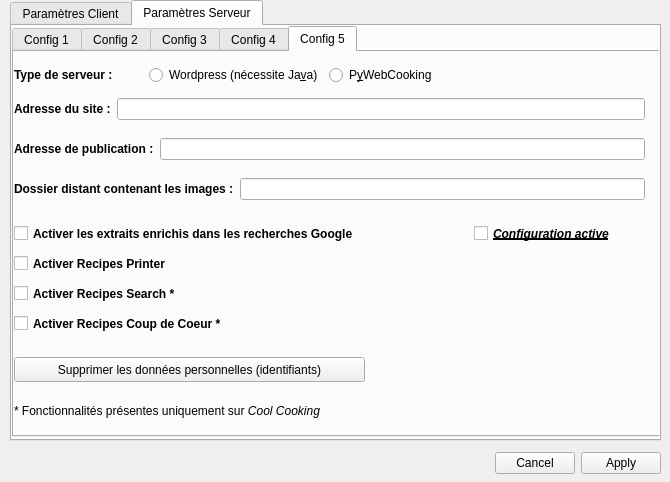
First picture: the form in ui/options.ui, repository AlypieFr/qrecipewriter, before the edit.
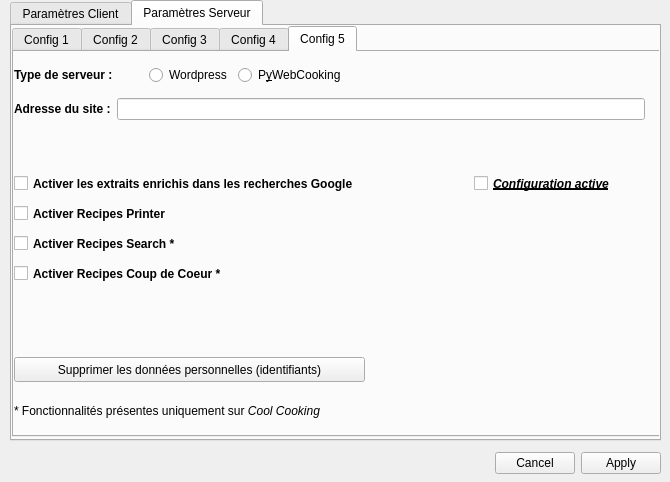
Second picture: the form after the edit. Icons and pictures are not drawn.

Commit message: Change options to new Wordpress send methods: remove addrPub and distDir + improve wordpress post: pictures url set server-side

Patch:
```diff
--- a/ui/options.ui
+++ b/ui/options.ui
@@ -1522,7 +1522,7 @@
         <property name="geometry">
          <rect>
           <x>0</x>
-          <y>200</y>
+          <y>150</y>
           <width>201</width>
           <height>23</height>
          </rect>
@@ -1538,7 +1538,7 @@
         <property name="geometry">
          <rect>
           <x>0</x>
-          <y>170</y>
+          <y>120</y>
           <width>431</width>
           <height>23</height>
          </rect>
@@ -1560,7 +1560,7 @@
         <property name="geometry">
          <rect>
           <x>0</x>
-          <y>230</y>
+          <y>180</y>
           <width>211</width>
           <height>23</height>
          </rect>
@@ -1576,7 +1576,7 @@
         <property name="geometry">
          <rect>
           <x>0</x>
-          <y>260</y>
+          <y>210</y>
           <width>261</width>
           <height>23</height>
          </rect>
@@ -1592,7 +1592,7 @@
         <property name="geometry">
          <rect>
           <x>460</x>
-          <y>170</y>
+          <y>120</y>
           <width>171</width>
           <height>23</height>
          </rect>
@@ -1647,50 +1647,6 @@
          </item>
         </layout>
        </widget>
-       <widget class="QWidget" name="layoutWidget_18">
-        <property name="geometry">
-         <rect>
-          <x>0</x>
-          <y>80</y>
-          <width>631</width>
-          <height>34</height>
-         </rect>
-        </property>
-        <layout class="QHBoxLayout" name="addr_pub_lay">
-         <item>
-          <widget class="QLabel" name="labelAddressePublication_5">
-           <property name="text">
-            <string>&lt;html&gt;&lt;head/&gt;&lt;body&gt;&lt;p&gt;&lt;span style=&quot; font-weight:600;&quot;&gt;Adresse de publication :&lt;/span&gt;&lt;/p&gt;&lt;/body&gt;&lt;/html&gt;</string>
-           </property>
-          </widget>
-         </item>
-         <item>
-          <widget class="QLineEdit" name="lineEditAdressePublication_5"/>
-         </item>
-        </layout>
-       </widget>
-       <widget class="QWidget" name="layoutWidget_19">
-        <property name="geometry">
-         <rect>
-          <x>0</x>
-          <y>120</y>
-          <width>631</width>
-          <height>34</height>
-         </rect>
-        </property>
-        <layout class="QHBoxLayout" name="dist_pict_folder_lay">
-         <item>
-          <widget class="QLabel" name="labelDossierDistantImages_5">
-           <property name="text">
-            <string>&lt;html&gt;&lt;head/&gt;&lt;body&gt;&lt;p&gt;&lt;span style=&quot; font-weight:600;&quot;&gt;Dossier distant contenant les images :&lt;/span&gt;&lt;/p&gt;&lt;/body&gt;&lt;/html&gt;</string>
-           </property>
-          </widget>
-         </item>
-         <item>
-          <widget class="QLineEdit" name="lineEditDossierDistantImages_5"/>
-         </item>
-        </layout>
-       </widget>
        <widget class="QWidget" name="layoutWidget_16">
         <property name="geometry">
          <rect>
@@ -1727,7 +1683,7 @@
          <item>
           <widget class="QRadioButton" name="typeServer_wordpress_5">
            <property name="text">
-            <string>Wordpress (nécessite Ja&amp;va)</string>
+            <string>Wordpress</string>
            </property>
           </widget>
          </item>
```
Left out of the diff: 247 changed lines with no effect on the pictures. The commit also changes 5 other files.
